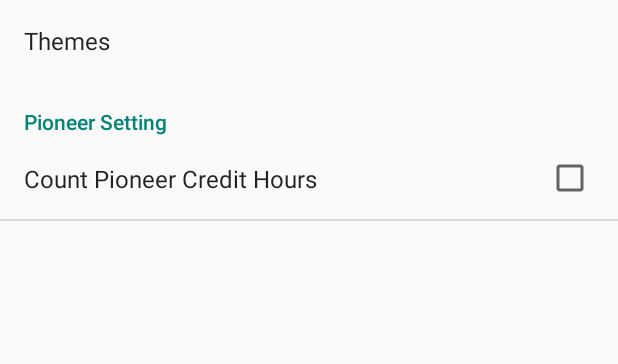
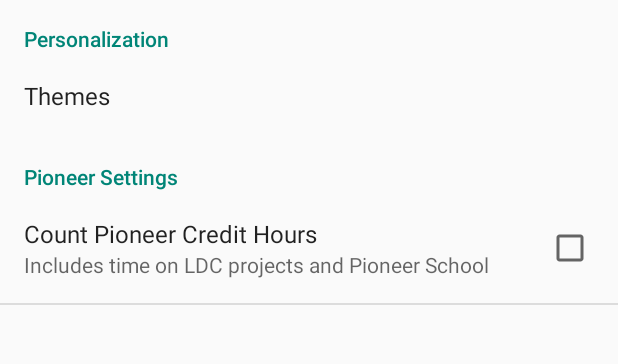
Before and after one commit to ImpDevJonesTech/SimpleServiceAssistant, an Android app: the SettingsActivity screen opened directly, with no data from a screen before it, on a phone screen of 412 x 824 dp, the part 84-448 px from its top. Run offline under Robolectric (Android 15) with nearby library versions, the phone set to English and light mode, and no system bars.

Commit message:
settings tweaks

```diff
--- a/app/src/main/res/values/strings.xml
+++ b/app/src/main/res/values/strings.xml
@@ -9,6 +9,11 @@
         <item>3</item><item>4</item>
     </string-array>
     <string name="settings">Settings</string>
+    <string name="ui">Personalization</string>
+    <string name="theme">Themes</string>
+    <string name="pioneer_set">Pioneer Settings</string>
+    <string name="pioneer_title">Count Pioneer Credit Hours</string>
+    <string name="pioneer_sum">Includes time on LDC projects and Pioneer School</string>
     <string name="title_section1">Daily Report</string>
     <string name="title_section2">Monthly Report</string>
     <string name="title_section3">Yearly Report</string>
--- a/app/src/main/res/xml/preferences.xml
+++ b/app/src/main/res/xml/preferences.xml
@@ -1,15 +1,19 @@
 <?xml version="1.0" encoding="utf-8"?>
 <PreferenceScreen xmlns:android="http://schemas.android.com/apk/res/android">
+    <PreferenceCategory
+        android:title="@string/ui">
         <ListPreference
             android:key="theme"
-        android:title="Themes"
+            android:title="@string/theme"
             android:entries="@array/theme_colors"
             android:entryValues="@array/theme_entries"
             android:defaultValue="1"/>
+    </PreferenceCategory>
     <PreferenceCategory
-        android:title="Pioneer Setting">
+        android:title="@string/pioneer_set">
         <CheckBoxPreference
             android:key="pioneer_credits_toggle"
-        android:title="Count Pioneer Credit Hours"/>
+            android:title="@string/pioneer_title"
+            android:summary="@string/pioneer_sum"/>
     </PreferenceCategory>
 </PreferenceScreen>
```
Lines whose indentation alone changed are shown as unchanged.
